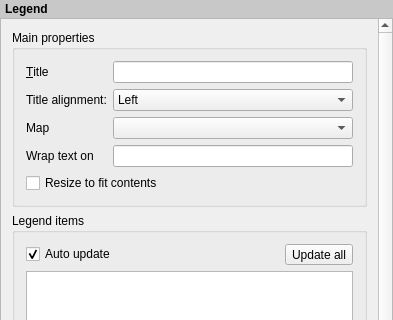
Above: src/ui/composer/qgscomposerlegendwidgetbase.ui from qgis/QGIS before the change; both pictures show x 0 to 393 and y 0 to 320 of the 393 by 995 pixel window. Below: the same form after it.
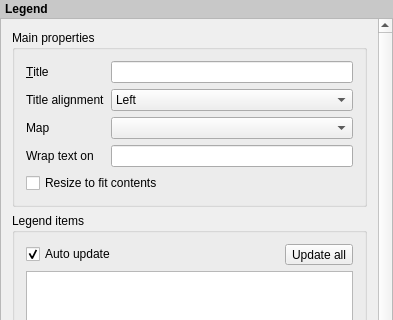
That is the form after the change. Icons and pictures are not drawn. Custom widgets are drawn as their Qt base class.

Commit message: Fix use of : in label (violation of HIG)

What changed in the file:
```diff
--- a/src/ui/composer/qgscomposerlegendwidgetbase.ui
+++ b/src/ui/composer/qgscomposerlegendwidgetbase.ui
@@ -130,7 +130,7 @@
           <item row="1" column="0">
            <widget class="QLabel" name="label_15">
             <property name="text">
-             <string>Title alignment:</string>
+             <string>Title alignment</string>
             </property>
            </widget>
           </item>
```
